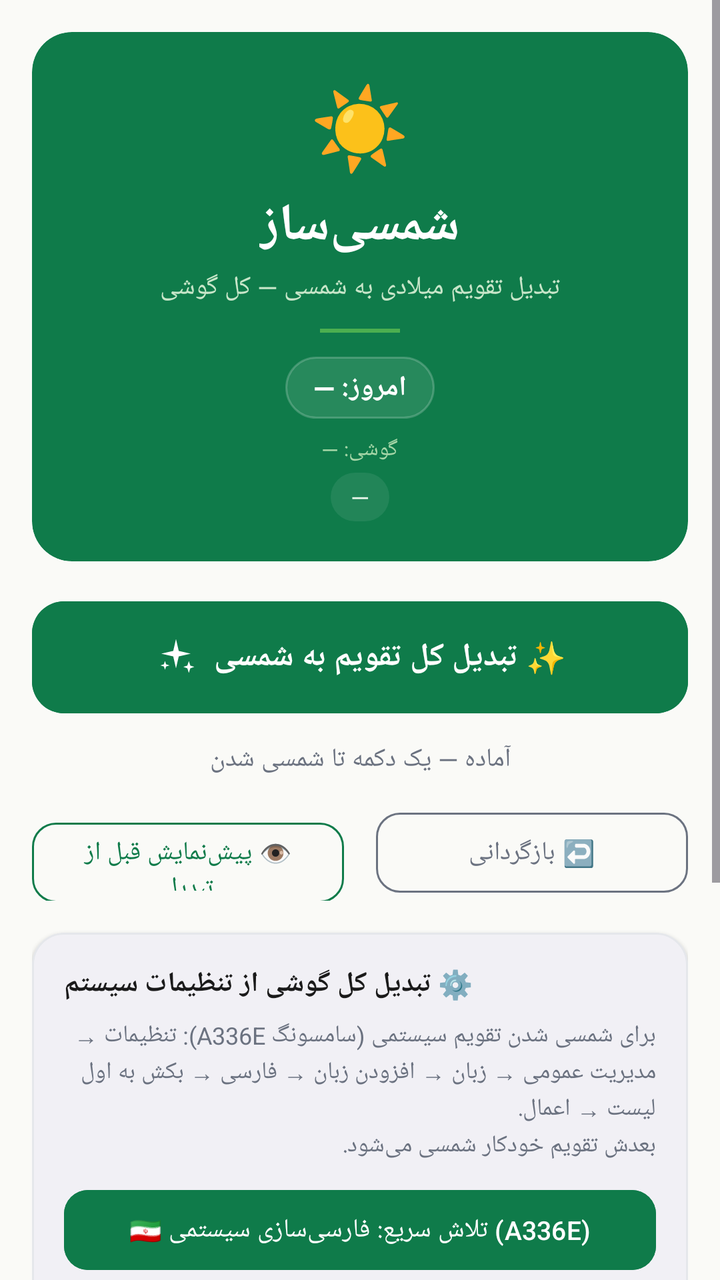
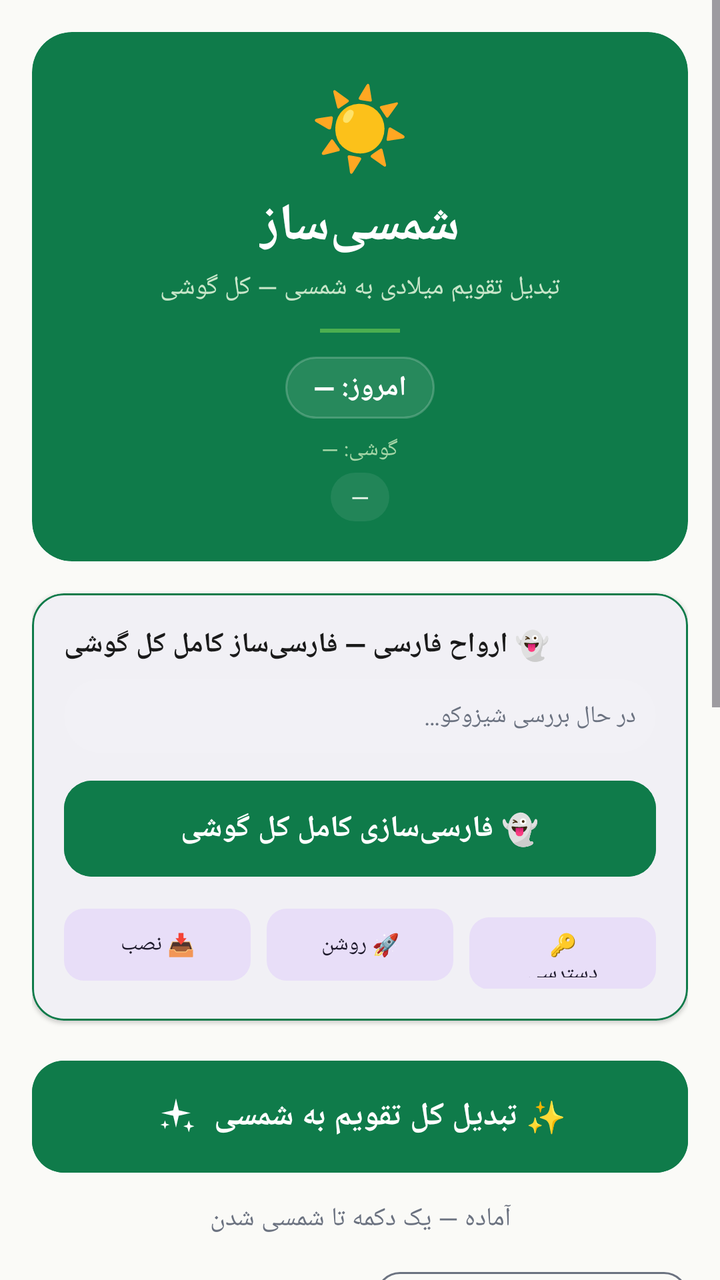

Screens rendered from an Android XML layout before and after an edit, with the pre-edit source and the edit as a unified diff.
<!-- AndroidManifest.xml: application theme Theme.ShamsiSaz -->
<!-- res/layout/activity_main.xml -->
<?xml version="1.0" encoding="utf-8"?>
<ScrollView xmlns:android="http://schemas.android.com/apk/res/android"
    xmlns:app="http://schemas.android.com/apk/res-auto"
    android:layout_width="match_parent"
    android:layout_height="match_parent"
    android:background="@color/background"
    android:fillViewport="true">

    <androidx.constraintlayout.widget.ConstraintLayout
        android:layout_width="match_parent"
        android:layout_height="wrap_content"
        android:padding="16dp">

        
        <com.google.android.material.card.MaterialCardView
            android:id="@+id/cardHeader"
            android:layout_width="0dp"
            android:layout_height="wrap_content"
            app:layout_constraintTop_toTopOf="parent"
            app:layout_constraintStart_toStartOf="parent"
            app:layout_constraintEnd_toEndOf="parent"
            app:cardCornerRadius="20dp"
            app:cardElevation="0dp"
            app:strokeWidth="0dp"
            android:backgroundTint="@color/primary">

            <LinearLayout
                android:layout_width="match_parent"
                android:layout_height="wrap_content"
                android:orientation="vertical"
                android:padding="20dp"
                android:gravity="center">

                <TextView
                    android:layout_width="wrap_content"
                    android:layout_height="wrap_content"
                    android:text="☀️"
                    android:textSize="40sp" />

                <TextView
                    android:layout_width="wrap_content"
                    android:layout_height="wrap_content"
                    android:text="@string/app_name"
                    android:textSize="26sp"
                    android:textStyle="bold"
                    android:textColor="#FFFFFF"
                    android:layout_marginTop="6dp" />

                <TextView
                    android:layout_width="wrap_content"
                    android:layout_height="wrap_content"
                    android:text="@string/subtitle"
                    android:textSize="13sp"
                    android:textColor="#C8E6C9"
                    android:layout_marginTop="4dp" />

                <View
                    android:layout_width="40dp"
                    android:layout_height="2dp"
                    android:background="#4CAF50"
                    android:layout_marginTop="12dp"
                    android:layout_marginBottom="12dp" />

                <TextView
                    android:id="@+id/tvToday"
                    android:layout_width="wrap_content"
                    android:layout_height="wrap_content"
                    android:text="امروز: —"
                    android:textSize="14sp"
                    android:textColor="#FFFFFF"
                    android:textStyle="bold"
                    android:background="@drawable/bg_today_chip"
                    android:paddingHorizontal="14dp"
                    android:paddingVertical="6dp" />

                <TextView
                    android:id="@+id/tvBrand"
                    android:layout_width="wrap_content"
                    android:layout_height="wrap_content"
                    android:text="گوشی: —"
                    android:textSize="11sp"
                    android:textColor="#A5D6A7"
                    android:layout_marginTop="8dp" />

                <TextView
                    android:id="@+id/tvStats"
                    android:layout_width="wrap_content"
                    android:layout_height="wrap_content"
                    android:text="—"
                    android:textSize="12sp"
                    android:textColor="#E8F5E9"
                    android:layout_marginTop="4dp"
                    android:background="@drawable/bg_stats_chip"
                    android:paddingHorizontal="10dp"
                    android:paddingVertical="4dp" />
            </LinearLayout>
        </com.google.android.material.card.MaterialCardView>

        
        <com.google.android.material.button.MaterialButton
            android:id="@+id/btnMagic"
            android:layout_width="0dp"
            android:layout_height="64dp"
            android:text="@string/btn_magic"
            android:textSize="16sp"
            android:textStyle="bold"
            android:letterSpacing="0"
            app:cornerRadius="16dp"
            app:icon="@drawable/ic_magic"
            app:iconSize="22dp"
            app:iconGravity="textStart"
            app:iconPadding="8dp"
            android:layout_marginTop="16dp"
            app:layout_constraintTop_toBottomOf="@id/cardHeader"
            app:layout_constraintStart_toStartOf="parent"
            app:layout_constraintEnd_toEndOf="parent"
            style="@style/Widget.Material3.Button"
            android:backgroundTint="@color/primary" />

        <TextView
            android:id="@+id/tvStatus"
            android:layout_width="0dp"
            android:layout_height="wrap_content"
            android:text="@string/status_idle"
            android:textSize="13sp"
            android:textColor="@color/text_secondary"
            android:gravity="center"
            android:layout_marginTop="10dp"
            app:layout_constraintTop_toBottomOf="@id/btnMagic"
            app:layout_constraintStart_toStartOf="parent"
            app:layout_constraintEnd_toEndOf="parent" />

        <ProgressBar
            android:id="@+id/progress"
            style="?android:attr/progressBarStyleHorizontal"
            android:layout_width="0dp"
            android:layout_height="6dp"
            android:max="100"
            android:progress="0"
            android:visibility="gone"
            android:layout_marginTop="8dp"
            app:layout_constraintTop_toBottomOf="@id/tvStatus"
            app:layout_constraintStart_toStartOf="parent"
            app:layout_constraintEnd_toEndOf="parent" />

        
        <LinearLayout
            android:id="@+id/rowActions"
            android:layout_width="0dp"
            android:layout_height="wrap_content"
            android:orientation="horizontal"
            android:weightSum="2"
            android:layout_marginTop="14dp"
            app:layout_constraintTop_toBottomOf="@id/progress"
            app:layout_constraintStart_toStartOf="parent"
            app:layout_constraintEnd_toEndOf="parent">

            <com.google.android.material.button.MaterialButton
                android:id="@+id/btnPreview"
                android:layout_width="0dp"
                android:layout_height="48dp"
                android:layout_weight="1"
                android:layout_marginEnd="8dp"
                android:text="@string/btn_preview"
                android:textSize="13sp"
                style="@style/Widget.Material3.Button.OutlinedButton"
                app:cornerRadius="12dp"
                app:strokeColor="@color/primary"
                android:textColor="@color/primary" />

            <com.google.android.material.button.MaterialButton
                android:id="@+id/btnUndo"
                android:layout_width="0dp"
                android:layout_height="48dp"
                android:layout_weight="1"
                android:layout_marginStart="8dp"
                android:text="@string/btn_undo"
                android:textSize="13sp"
                style="@style/Widget.Material3.Button.OutlinedButton"
                app:cornerRadius="12dp"
                app:strokeColor="@color/text_secondary"
                android:textColor="@color/text_secondary" />
        </LinearLayout>

        
        <com.google.android.material.card.MaterialCardView
            android:id="@+id/cardSystemHint"
            android:layout_width="0dp"
            android:layout_height="wrap_content"
            android:layout_marginTop="16dp"
            android:visibility="visible"
            app:cardCornerRadius="16dp"
            app:cardElevation="1dp"
            app:strokeColor="@color/divider"
            app:strokeWidth="1dp"
            app:layout_constraintTop_toBottomOf="@id/rowActions"
            app:layout_constraintStart_toStartOf="parent"
            app:layout_constraintEnd_toEndOf="parent">

            <LinearLayout
                android:layout_width="match_parent"
                android:layout_height="wrap_content"
                android:orientation="vertical"
                android:padding="16dp">

                <TextView
                    android:layout_width="wrap_content"
                    android:layout_height="wrap_content"
                    android:text="⚙️ تبدیل کل گوشی از تنظیمات سیستم"
                    android:textSize="14sp"
                    android:textStyle="bold"
                    android:textColor="@color/text_primary" />

                <TextView
                    android:id="@+id/tvHint"
                    android:layout_width="match_parent"
                    android:layout_height="wrap_content"
                    android:text="@string/system_locale_hint"
                    android:textSize="12sp"
                    android:textColor="@color/text_secondary"
                    android:lineSpacingExtra="2dp"
                    android:layout_marginTop="8dp" />

                <TextView
                    android:id="@+id/tvSystemStatus"
                    android:layout_width="match_parent"
                    android:layout_height="wrap_content"
                    android:text="—"
                    android:textSize="12sp"
                    android:textStyle="bold"
                    android:textColor="@color/primary"
                    android:background="@drawable/bg_stats_chip"
                    android:padding="10dp"
                    android:visibility="gone"
                    android:layout_marginTop="10dp" />

                <com.google.android.material.button.MaterialButton
                    android:id="@+id/btnSystemQuickFix"
                    android:layout_width="match_parent"
                    android:layout_height="48dp"
                    android:text="🇮🇷 تلاش سریع: فارسی‌سازی سیستمی (A336E)"
                    android:textSize="13sp"
                    android:layout_marginTop="10dp"
                    app:cornerRadius="12dp"
                    style="@style/Widget.Material3.Button"
                    android:backgroundTint="@color/primary" />

                <com.google.android.material.button.MaterialButton
                    android:id="@+id/btnSystemSettings"
                    android:layout_width="match_parent"
                    android:layout_height="48dp"
                    android:text="@string/btn_open_system_settings"
                    android:textSize="13sp"
                    android:layout_marginTop="8dp"
                    app:cornerRadius="12dp"
                    style="@style/Widget.Material3.Button.TonalButton"
                    android:backgroundTint="@color/accent_light"
                    android:textColor="@color/primary_dark"
                    app:icon="@drawable/ic_settings"
                    app:iconSize="18dp" />

                
                
                <TextView
                    android:id="@+id/tvOverlayStatus"
                    android:layout_width="match_parent"
                    android:layout_height="wrap_content"
                    android:text="پوشش خاموش — فعال کنید تا تاریخ\u200cهای پیام\u200cها شمسی شود"
                    android:textSize="11sp"
                    android:textColor="#6B7280"
                    android:background="@drawable/bg_stats_chip"
                    android:padding="10dp"
                    android:visibility="visible"
                    android:layout_marginTop="8dp" />

                <com.google.android.material.button.MaterialButton
                    android:id="@+id/btnOverlay"
                    android:layout_width="match_parent"
                    android:layout_height="48dp"
                    android:text="👁️ فعال\u200cسازی پوشش پیام\u200cها (اختیاری)"
                    android:textSize="13sp"
                    android:layout_marginTop="6dp"
                    app:cornerRadius="12dp"
                    style="@style/Widget.Material3.Button.TonalButton"
                    android:backgroundTint="#FFF3E0"
                    android:textColor="#E65100"
                    app:icon="@drawable/ic_magic"
                    app:iconSize="18dp" />

                <com.google.android.material.button.MaterialButton
                    android:id="@+id/btnOpenCalendar"
                    android:layout_width="match_parent"
                    android:layout_height="48dp"
                    android:text="📅 باز کردن تقویم"
                    android:textSize="13sp"
                    android:layout_marginTop="8dp"
                    app:cornerRadius="12dp"
                    style="@style/Widget.Material3.Button.OutlinedButton"
                    app:strokeColor="@color/divider" />
            </LinearLayout>
        </com.google.android.material.card.MaterialCardView>

        
        <TextView
            android:layout_width="0dp"
            android:layout_height="wrap_content"
            android:text="سامسونگ و شیائومی — اندروید ۷ به بالا\nساخت: شمسی‌ساز ۱٫۰ — آفلاین، بدون اینترنت"
            android:textSize="11sp"
            android:textColor="@color/text_hint"
            android:gravity="center"
            android:lineSpacingExtra="2dp"
            android:layout_marginTop="16dp"
            android:layout_marginBottom="8dp"
            app:layout_constraintTop_toBottomOf="@id/cardSystemHint"
            app:layout_constraintStart_toStartOf="parent"
            app:layout_constraintEnd_toEndOf="parent" />

    </androidx.constraintlayout.widget.ConstraintLayout>
</ScrollView>
<!-- resources referenced by this layout -->
<resources>
  <color name="accent_light">#FFF3E0</color>
  <color name="background">#FAFAF7</color>
  <color name="divider">#E5E7EB</color>
  <color name="primary">#0F7B4A</color>
  <color name="primary_dark">#0A5C36</color>
  <color name="text_hint">#9CA3AF</color>
  <color name="text_primary">#1A1A1A</color>
  <color name="text_secondary">#6B7280</color>
  <!-- drawable bg_stats_chip (drawable) -->
  <?xml version="1.0" encoding="utf-8"?>
  <shape xmlns:android="http://schemas.android.com/apk/res/android" android:shape="rectangle">
      <solid android:color="#14FFFFFF" />
      <corners android:radius="20dp" />
  </shape>
  <!-- drawable bg_today_chip (drawable) -->
  <?xml version="1.0" encoding="utf-8"?>
  <shape xmlns:android="http://schemas.android.com/apk/res/android"
      android:shape="rectangle">
      <solid android:color="#1AFFFFFF" />
      <corners android:radius="20dp" />
      <stroke android:width="1dp" android:color="#33FFFFFF" />
  </shape>
  <!-- drawable ic_magic (drawable) -->
  <vector xmlns:android="http://schemas.android.com/apk/res/android" android:width="24dp" android:height="24dp" android:viewportWidth="24" android:viewportHeight="24">
      <path android:fillColor="#FFFFFF" android:pathData="M12,2 L13.5,8.5 L20,10 L13.5,11.5 L12,18 L10.5,11.5 L4,10 L10.5,8.5 Z M19,14 L19.8,16.5 L22,17.2 L19.8,18 L19,20.5 L18.2,18 L16,17.2 L18.2,16.5 Z M6,14 L6.6,15.8 L8.5,16.4 L6.6,17 L6,18.8 L5.4,17 L3.5,16.4 L5.4,15.8 Z"/>
  </vector>
  <!-- drawable ic_settings (drawable) -->
  <vector xmlns:android="http://schemas.android.com/apk/res/android" android:width="24dp" android:height="24dp" android:viewportWidth="24" android:viewportHeight="24">
      <path android:fillColor="#0F7B4A" android:pathData="M19.14,12.94a1.5,1.5 0 0,0 0.06,-0.94l2.03,-1.58a0.5,0.5 0 0,0 0.12,-0.64l-1.92,-3.32a0.5,0.5 0 0,0 -0.61,-0.22l-2.39,0.96a5.5,5.5 0 0,0 -0.81,-0.47l-0.36,-2.54a0.5,0.5 0 0,0 -0.5,-0.42h-3.84a0.5,0.5 0 0,0 -0.5,0.42l-0.36,2.54a5.5,5.5 0 0,0 -0.81,0.47l-2.39,-0.96a0.5,0.5 0 0,0 -0.61,0.22l-1.92,3.32a0.5,0.5 0 0,0 0.12,0.64l2.03,1.58a5,5 0 0,0 0,0.94l-2.03,1.58a0.5,0.5 0 0,0 -0.12,0.64l1.92,3.32a0.5,0.5 0 0,0 0.61,0.22l2.39,-0.96a5.5,5.5 0 0,0 0.81,0.47l0.36,2.54a0.5,0.5 0 0,0 0.5,0.42h3.84a0.5,0.5 0 0,0 0.5,-0.42l0.36,-2.54a5.5,5.5 0 0,0 0.81,-0.47l2.39,0.96a0.5,0.5 0 0,0 0.61,-0.22l1.92,-3.32a0.5,0.5 0 0,0 -0.12,-0.64l-2.03,-1.58ZM12,15.5A3.5,3.5 0 1,1 15.5,12 3.5,3.5 0 0,1 12,15.5Z"/>
  </vector>
  <string name="app_name">شمسی‌ساز</string>
  <string name="btn_magic">✨ تبدیل کل تقویم به شمسی</string>
  <string name="btn_open_system_settings">باز کردن تنظیمات سیستم</string>
  <string name="btn_preview">👁 پیش‌نمایش قبل از تبدیل</string>
  <string name="btn_undo">↩️ بازگردانی</string>
  <string name="status_idle">آماده — یک دکمه تا شمسی شدن</string>
  <string name="subtitle">تبدیل تقویم میلادی به شمسی — کل گوشی</string>
  <string name="system_locale_hint">برای شمسی شدن تقویم سیستمی (سامسونگ A336E): تنظیمات → مدیریت عمومی → زبان → افزودن زبان → فارسی → بکش به اول لیست → اعمال.\nبعدش تقویم خودکار شمسی می‌شود.</string>
  <style name="Theme.ShamsiSaz" parent="Theme.Material3.DayNight.NoActionBar">
          <item name="colorPrimary">@color/primary</item>
          <item name="colorPrimaryDark">@color/primary_dark</item>
          <item name="colorSecondary">@color/accent</item>
          <item name="android:statusBarColor">@color/primary_dark</item>
          <item name="android:windowLightStatusBar">false</item>
      </style>
  <color name="accent">#FF9800</color>
</resources>

<!-- the commit's change to res/layout/activity_main.xml (unified diff, before → after) -->
@@ -93,6 +93,119 @@
                     android:background="@drawable/bg_stats_chip"
                     android:paddingHorizontal="10dp"
                     android:paddingVertical="4dp" />
+            </LinearLayout>
+        </com.google.android.material.card.MaterialCardView>
+
+        
+        <com.google.android.material.card.MaterialCardView
+            android:id="@+id/cardShizuku"
+            android:layout_width="0dp"
+            android:layout_height="wrap_content"
+            android:layout_marginTop="16dp"
+            app:cardCornerRadius="16dp"
+            app:cardElevation="1dp"
+            app:strokeColor="@color/primary"
+            app:strokeWidth="1dp"
+            app:layout_constraintTop_toBottomOf="@id/cardHeader"
+            app:layout_constraintStart_toStartOf="parent"
+            app:layout_constraintEnd_toEndOf="parent">
+
+            <LinearLayout
+                android:layout_width="match_parent"
+                android:layout_height="wrap_content"
+                android:orientation="vertical"
+                android:padding="16dp">
+
+                <TextView
+                    android:layout_width="wrap_content"
+                    android:layout_height="wrap_content"
+                    android:text="👻 ارواح فارسی — فارسی‌ساز کامل کل گوشی"
+                    android:textSize="14sp"
+                    android:textStyle="bold"
+                    android:textColor="@color/text_primary" />
+
+                <TextView
+                    android:id="@+id/tvShizukuStatus"
+                    android:layout_width="match_parent"
+                    android:layout_height="wrap_content"
+                    android:text="در حال بررسی شیزوکو…"
+                    android:textSize="12sp"
+                    android:textColor="@color/text_secondary"
+                    android:background="@drawable/bg_stats_chip"
+                    android:padding="10dp"
+                    android:layout_marginTop="8dp" />
+
+                <com.google.android.material.button.MaterialButton
+                    android:id="@+id/btnPersianize"
+                    android:layout_width="match_parent"
+                    android:layout_height="56dp"
+                    android:text="👻 فارسی‌سازی کامل کل گوشی"
+                    android:textSize="15sp"
+                    android:textStyle="bold"
+                    android:layout_marginTop="10dp"
+                    app:cornerRadius="14dp"
+                    style="@style/Widget.Material3.Button"
+                    android:backgroundTint="@color/primary" />
+
+                <LinearLayout
+                    android:layout_width="match_parent"
+                    android:layout_height="wrap_content"
+                    android:orientation="horizontal"
+                    android:weightSum="3"
+                    android:layout_marginTop="8dp">
+
+                    <com.google.android.material.button.MaterialButton
+                        android:id="@+id/btnShizukuInstall"
+                        android:layout_width="0dp"
+                        android:layout_height="44dp"
+                        android:layout_weight="1"
+                        android:layout_marginEnd="4dp"
+                        android:text="📥 نصب"
+                        android:textSize="11sp"
+                        app:cornerRadius="10dp"
+                        style="@style/Widget.Material3.Button.TonalButton" />
+
+                    <com.google.android.material.button.MaterialButton
+                        android:id="@+id/btnShizukuStart"
+                        android:layout_width="0dp"
+                        android:layout_height="44dp"
+                        android:layout_weight="1"
+                        android:layout_marginHorizontal="4dp"
+                        android:text="🚀 روشن"
+                        android:textSize="11sp"
+                        app:cornerRadius="10dp"
+                        style="@style/Widget.Material3.Button.TonalButton" />
+
+                    <com.google.android.material.button.MaterialButton
+                        android:id="@+id/btnShizukuPerm"
+                        android:layout_width="0dp"
+                        android:layout_height="44dp"
+                        android:layout_weight="1"
+                        android:layout_marginStart="4dp"
+                        android:text="🔑 دسترسی"
+                        android:textSize="11sp"
+                        app:cornerRadius="10dp"
+                        style="@style/Widget.Material3.Button.TonalButton" />
+                </LinearLayout>
+
+                <ScrollView
+                    android:id="@+id/logScroll"
+                    android:layout_width="match_parent"
+                    android:layout_height="120dp"
+                    android:layout_marginTop="8dp"
+                    android:background="@drawable/bg_stats_chip"
+                    android:visibility="gone">
+
+                    <TextView
+                        android:id="@+id/tvShizukuLog"
+                        android:layout_width="match_parent"
+                        android:layout_height="wrap_content"
+                        android:text=""
+                        android:textSize="11sp"
+                        android:textColor="@color/text_primary"
+                        android:padding="8dp"
+                        android:visibility="gone" />
+                </ScrollView>
             </LinearLayout>
         </com.google.android.material.card.MaterialCardView>
 
@@ -111,7 +224,7 @@
             app:iconGravity="textStart"
             app:iconPadding="8dp"
             android:layout_marginTop="16dp"
-            app:layout_constraintTop_toBottomOf="@id/cardHeader"
+            app:layout_constraintTop_toBottomOf="@id/cardShizuku"
             app:layout_constraintStart_toStartOf="parent"
             app:layout_constraintEnd_toEndOf="parent"
             style="@style/Widget.Material3.Button"
